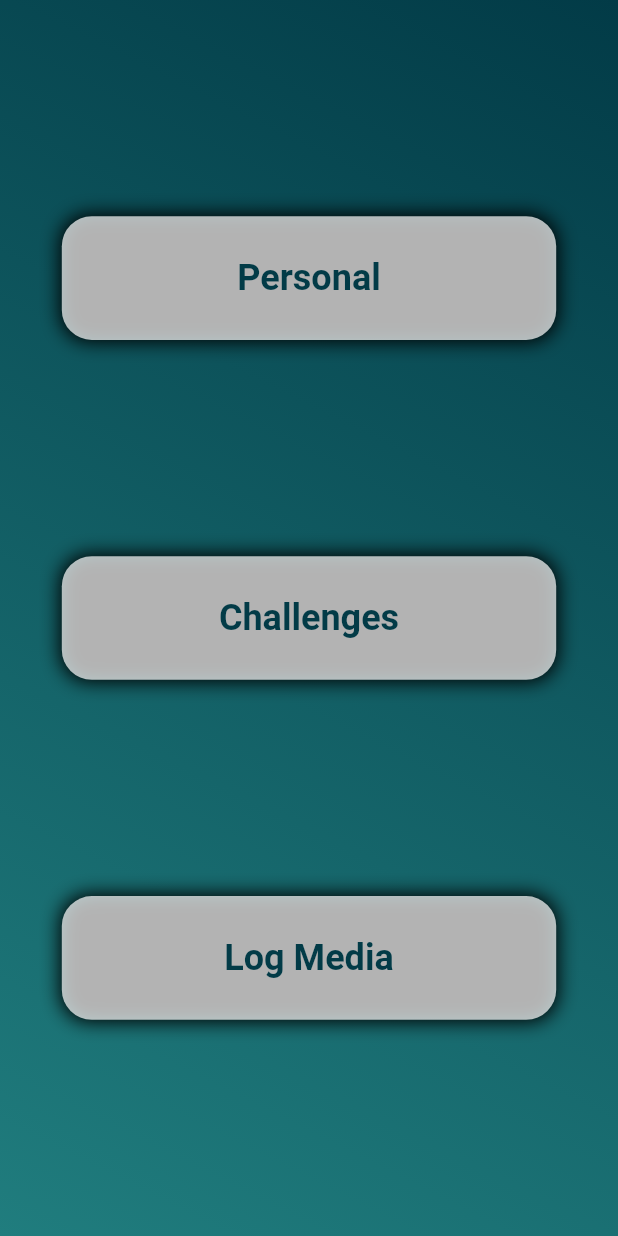
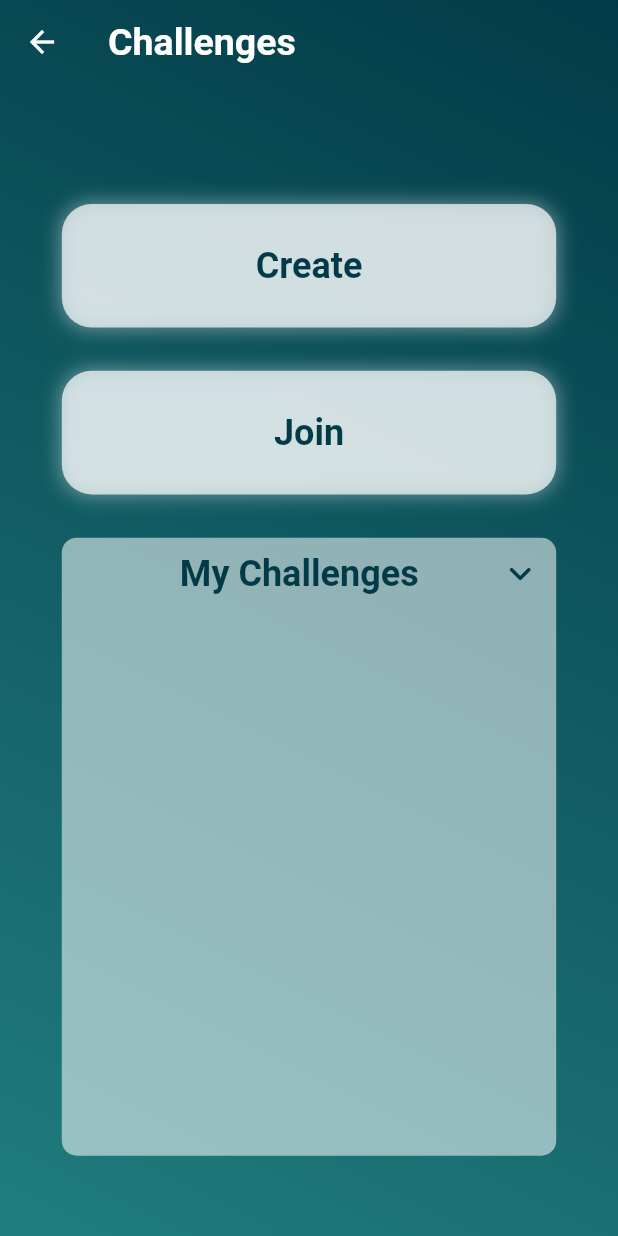
Before and after one commit to TADIYOS49/challenge_app, a Flutter app: the Main widget shown alone on an empty page, opened directly, after a tap on "Challenges", on a phone screen of 412 x 824 dp. Run offline on Flutter 3.47's test engine with Material 2 defaults, Android fonts, the phone set to English and light mode, and no system bars.

Commit message:
create challenge page, modified main pages

```diff
--- /dev/null
+++ b/lib/pages/challenges.page.dart
@@ -0,0 +1,188 @@
+import 'package:flutter/material.dart';
+
+class Challenge extends StatefulWidget {
+  const Challenge({Key key}) : super(key: key);
+
+  @override
+  _ChallengeState createState() => _ChallengeState();
+}
+
+class _ChallengeState extends State<Challenge> {
+  Widget space() {
+    return SizedBox(
+      height: MediaQuery.of(context).size.width * 0.07,
+    );
+  }
+
+  //for the drop down menu of  my challenges
+  bool _dropdown = true;
+
+  @override
+  Widget build(BuildContext context) {
+    return Scaffold(
+      extendBodyBehindAppBar: true,
+      appBar: AppBar(
+        elevation: 0,
+        backgroundColor: Colors.transparent,
+        title: Text(
+          "Challenges",
+          style: TextStyle(fontWeight: FontWeight.bold, fontSize: 25),
+        ),
+      ),
+      body: Container(
+          decoration: BoxDecoration(
+            gradient: LinearGradient(
+                begin: Alignment.topRight,
+                end: Alignment.bottomLeft,
+                colors: [
+                  Color.fromRGBO(2, 59, 71, 1),
+                  Color.fromRGBO(32, 125, 126, 1)
+                ]),
+          ),
+          child: Center(
+              child: SingleChildScrollView(
+            child: Column(
+              mainAxisAlignment: MainAxisAlignment.spaceEvenly,
+              children: [
+                SizedBox(
+                  height: MediaQuery.of(context).size.height * 0.1,
+                ),
+                InkWell(
+                  onTap: () {
+                    print("test");
+                  },
+                  child: Container(
+                      decoration: BoxDecoration(
+                          boxShadow: [
+                            BoxShadow(
+                              color: Colors.white38,
+                              blurRadius:
+                                  10.0, // has the effect of softening the shadow
+                              spreadRadius:
+                                  1.0, // has the effect of extending the shadow
+                              offset: Offset(
+                                0.0, // horizontal, move right 10
+                                0.0, // vertical, move down 10
+                              ),
+                            ),
+                          ],
+                          borderRadius: BorderRadius.circular(20),
+                          color: Colors.white70),
+                      height: MediaQuery.of(context).size.height * 0.1,
+                      width: MediaQuery.of(context).size.width * 0.8,
+                      child: Center(
+                          child: Text(
+                        "Create",
+                        style: TextStyle(
+                          color: Color.fromRGBO(2, 59, 71, 1),
+                          fontSize: 24,
+                          fontWeight: FontWeight.w700,
+                        ),
+                      ))),
+                ),
+                space(),
+                InkWell(
+                  onTap: () {
+                    print("test");
+                  },
+                  child: Container(
+                      decoration: BoxDecoration(
+                          boxShadow: [
+                            BoxShadow(
+                              color: Colors.white38,
+                              blurRadius:
+                                  10.0, // has the effect of softening the shadow
+                              spreadRadius:
+                                  1.0, // has the effect of extending the shadow
+                              offset: Offset(
+                                0.0, // horizontal, move right 10
+                                0.0, // vertical, move down 10
+                              ),
+                            ),
+                          ],
+                          borderRadius: BorderRadius.circular(20),
+                          color: Colors.white70),
+                      height: MediaQuery.of(context).size.height * 0.1,
+                      width: MediaQuery.of(context).size.width * 0.8,
+                      child: Center(
+                          child: Text(
+                        "Join",
+                        style: TextStyle(
+                          color: Color.fromRGBO(2, 59, 71, 1),
+                          fontSize: 24,
+                          fontWeight: FontWeight.w700,
+                        ),
+                      ))),
+                ),
+                space(),
+                InkWell(
+                  onTap: () {
+                    print("test");
+                  },
+                  child: Container(
+                      decoration: BoxDecoration(
+                          // boxShadow: [
+                          //   BoxShadow(
+                          //     color: Colors.white38,
+                          //     blurRadius:
+                          //         10.0, // has the effect of softening the shadow
+                          //     spreadRadius:
+                          //         1.0, // has the effect of extending the shadow
+                          //     offset: Offset(
+                          //       0.0, // horizontal, move right 10
+                          //       0.0, // vertical, move down 10
+                          //     ),
+                          //   ),
+                          // ],
+                          borderRadius: BorderRadius.circular(10),
+                          color: Colors.white54),
+                      height: _dropdown
+                          ? MediaQuery.of(context).size.height * 0.5
+                          : MediaQuery.of(context).size.height * 0.1,
+                      width: MediaQuery.of(context).size.width * 0.8,
+                      child: Column(
+                        children: [
+                          Row(
+                            mainAxisAlignment: MainAxisAlignment.spaceBetween,
+                            children: [
+                              SizedBox(
+                                width: 35,
+                              ),
+                              Text(
+                                "My Challenges",
+                                textAlign: TextAlign.center,
+                                style: TextStyle(
+                                  color: Color.fromRGBO(2, 59, 71, 1),
+                                  fontSize: 24,
+                                  fontWeight: FontWeight.w700,
+                                ),
+                              ),
+                              IconButton(
+                                  icon: Icon(
+                                    _dropdown
+                                        ? Icons.keyboard_arrow_down_rounded
+                                        : Icons.keyboard_arrow_left_rounded,
+                                    color: Color.fromRGBO(2, 59, 71, 1),
+                                    size: 30,
+                                  ),
+                                  onPressed: () {
+                                    setState(() {
+                                      _dropdown = !_dropdown;
+                                    });
+                                  })
+                            ],
+                          ),
+                        ],
+                      )),
+                ),
+                SizedBox(
+                  height: _dropdown
+                      ? MediaQuery.of(context).size.height * 0.0
+                      : MediaQuery.of(context).size.height * 0.4,
+                )
+              ],
+            ),
+          ))),
+    );
+  }
+}
--- a/lib/pages/home.page.dart
+++ b/lib/pages/home.page.dart
@@ -19,11 +19,7 @@ class _HomeState extends State<Home> {
     });
   }
 
-  static const List<Widget> _pages = <Widget>[
-    Points(),
-    Main(),
-    Communtiy()
-  ];
+  static const List<Widget> _pages = <Widget>[Points(), Main(), Communtiy()];
   @override
   Widget build(BuildContext context) {
     return Scaffold(
--- a/lib/widget/community.dart
+++ b/lib/widget/community.dart
@@ -1,7 +1,18 @@
 import 'package:flutter/material.dart';
 
-class Communtiy extends StatelessWidget {
+class Communtiy extends StatefulWidget {
   const Communtiy({Key key}) : super(key: key);
+
+  @override
+  _CommuntiyState createState() => _CommuntiyState();
+}
+
+class _CommuntiyState extends State<Communtiy> {
+  Widget space() {
+    return SizedBox(
+      height: MediaQuery.of(context).size.width * 0.07,
+    );
+  }
 
   @override
   Widget build(BuildContext context) {
@@ -16,6 +27,7 @@ class Communtiy extends StatelessWidget {
               ]),
         ),
         child: Center(
+            child: SingleChildScrollView(
           child: Column(
             mainAxisAlignment: MainAxisAlignment.spaceEvenly,
             children: [
@@ -27,7 +39,7 @@ class Communtiy extends StatelessWidget {
                     decoration: BoxDecoration(
                         boxShadow: [
                           BoxShadow(
-                          color: Colors.black,
+                            color: Colors.white38,
                             blurRadius:
                                 10.0, // has the effect of softening the shadow
                             spreadRadius:
@@ -52,6 +64,7 @@ class Communtiy extends StatelessWidget {
                       ),
                     ))),
               ),
+              space(),
               InkWell(
                 onTap: () {
                   print("test");
@@ -60,7 +73,7 @@ class Communtiy extends StatelessWidget {
                     decoration: BoxDecoration(
                         boxShadow: [
                           BoxShadow(
-                          color: Colors.black,
+                            color: Colors.white38,
                             blurRadius:
                                 10.0, // has the effect of softening the shadow
                             spreadRadius:
@@ -85,7 +98,43 @@ class Communtiy extends StatelessWidget {
                       ),
                     ))),
               ),
+              space(),
+              InkWell(
+                onTap: () {
+                  print("test");
+                },
+                child: Container(
+                    decoration: BoxDecoration(
+                        // boxShadow: [
+                        //   BoxShadow(
+                        //     color: Colors.white38,
+                        //     blurRadius:
+                        //         10.0, // has the effect of softening the shadow
+                        //     spreadRadius:
+                        //         1.0, // has the effect of extending the shadow
+                        //     offset: Offset(
+                        //       0.0, // horizontal, move right 10
+                        //       0.0, // vertical, move down 10
+                        //     ),
+                        //   ),
+                        // ],
+                        borderRadius: BorderRadius.circular(20),
+                        color: Colors.white54),
+                    height: MediaQuery.of(context).size.height * 0.5,
+                    width: MediaQuery.of(context).size.width * 0.8,
+                    child: Center(
+                        child: Text(
+                      "Create or join a Challenge",
+                      textAlign: TextAlign.center,
+                      style: TextStyle(
+                        color: Color.fromRGBO(2, 59, 71, 1),
+                        fontSize: 24,
+                        fontWeight: FontWeight.w700,
+                      ),
+                    ))),
+              ),
             ],
+          ),
         )));
   }
 }
--- a/lib/widget/main_menu.dart
+++ b/lib/widget/main_menu.dart
@@ -1,3 +1,4 @@
+import 'package:challeng/pages/challenges.page.dart';
 import 'package:flutter/material.dart';
 
 class Main extends StatefulWidget {
@@ -8,8 +9,19 @@ class Main extends StatefulWidget {
 }
 
 class _MainState extends State<Main> {
+  void _Navigation(int index) {
+    if (index == 1) {
+      print("personal");
+    } else if (index == 2) {
+      Navigator.push(
+          context, MaterialPageRoute(builder: (context) => Challenge()));
+    } else {
+      print("Log Media");
+    }
+  }
+
   BoxShadow shadow = BoxShadow(
-    color: Colors.black,
+    color: Colors.white38,
     blurRadius: 10.0, // has the effect of softening the shadow
     spreadRadius: 1.0, // has the effect of extending the shadow
     offset: Offset(
@@ -36,7 +48,7 @@ class _MainState extends State<Main> {
             children: [
               InkWell(
                 onTap: () {
-                  print("test");
+                  _Navigation(1);
                 },
                 child: Container(
                     decoration: BoxDecoration(
@@ -56,7 +68,9 @@ class _MainState extends State<Main> {
                     ))),
               ),
               InkWell(
-                onTap: () {},
+                onTap: () {
+                  _Navigation(2);
+                },
                 child: Container(
                     decoration: BoxDecoration(
                         boxShadow: [shadow],
@@ -75,7 +89,9 @@ class _MainState extends State<Main> {
                     ))),
               ),
               InkWell(
-                onTap: () {},
+                onTap: () {
+                  _Navigation(3);
+                },
                 child: Container(
                     decoration: BoxDecoration(
                         boxShadow: [shadow],
--- a/lib/widget/points.dart
+++ b/lib/widget/points.dart
@@ -16,7 +16,7 @@ class _PointsState extends State<Points> {
   }
 
   BoxShadow shadow = BoxShadow(
-    color: Colors.black,
+    color: Colors.white38,
     blurRadius: 10.0, // has the effect of softening the shadow
     spreadRadius: 1.0, // has the effect of extending the shadow
     offset: Offset(
```
Lines whose indentation alone changed are shown as unchanged.
